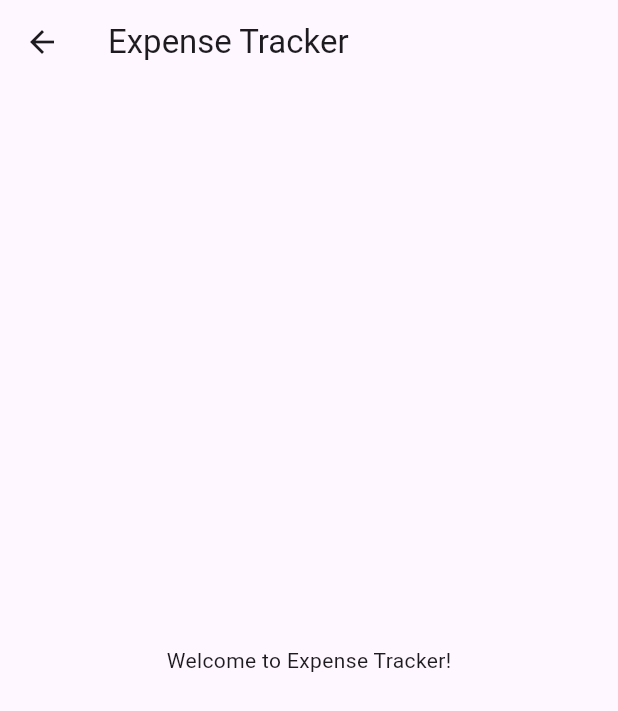
After one commit to Qharny/expensestracker, a Flutter app: the HomeScreen screen opened directly, on a phone screen of 412 x 824 dp. The commit adds this screen. Shown: the top 711 px of the screen. Run offline on Flutter 3.47's test engine with Material 3 defaults, Android fonts, the phone set to English and light mode, and no system bars; missing offline and left inert: expense_tracker_app; statements that could not run were skipped.

Commit message:
Please enter the commit message for your changes. Lines starting with '#' will be ignored, and an empty message aborts the commit.
On branch main
Your branch is up to date with 'origin/main'.

Changes to be committed:
	modified:   lib/main.dart
	new file:   lib/models/expenses.dart
	new file:   lib/screen/home.dart
	new file:   lib/screen/login_screen.dart

```diff
--- /dev/null
+++ b/lib/models/expenses.dart
@@ -0,0 +1,8 @@
+// models/expense.dart
+class Expense {
+  final double amount;
+  final String category;
+  final DateTime date;
+
+  Expense({required this.amount, required this.category, required this.date});
+}
--- /dev/null
+++ b/lib/screen/home.dart
@@ -0,0 +1,16 @@
+// screens/home_screen.dart
+import 'package:flutter/material.dart';
+
+class HomeScreen extends StatelessWidget {
+  @override
+  Widget build(BuildContext context) {
+    return Scaffold(
+      appBar: AppBar(
+        title: Text('Expense Tracker'),
+      ),
+      body: Center(
+        child: Text('Welcome to Expense Tracker!'),
+      ),
+    );
+  }
+}
```
Also changed, not shown: lib/main.dart (+7 -7 lines), lib/screen/login_screen.dart (added, +25 -0 lines).
